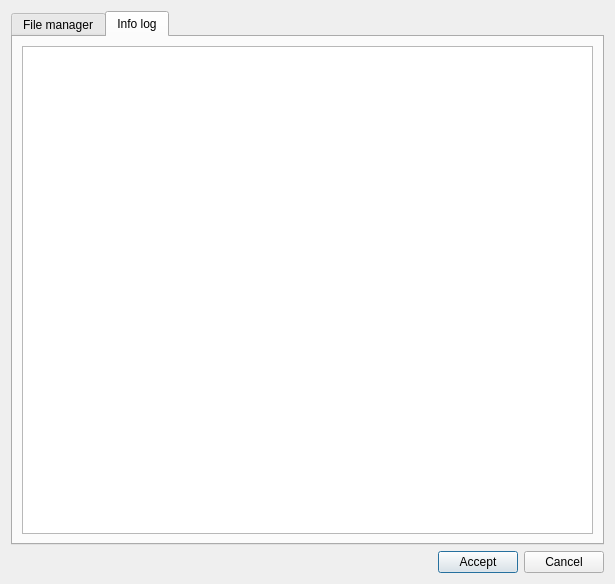
Giswater/giswater_qgis_plugin, file ui/go2epa.ui: the form before one commit.
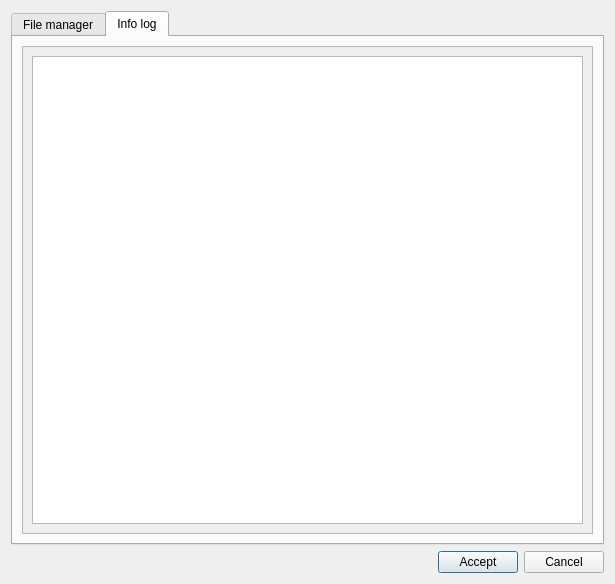
The form after the commit. The open tabs and pages were chosen to show the change.

Commit message: Enhancement: add scroll bar into docker forms and some improvements on mincut form

What changed in the file:
```diff
--- a/ui/go2epa.ui
+++ b/ui/go2epa.ui
@@ -383,7 +383,26 @@
       </attribute>
       <layout class="QGridLayout" name="gridLayout_4">
        <item row="0" column="0">
+        <widget class="QScrollArea" name="scrollArea_2">
+         <property name="widgetResizable">
+          <bool>true</bool>
+         </property>
+         <widget class="QWidget" name="scrollAreaWidgetContents_2">
+          <property name="geometry">
+           <rect>
+            <x>0</x>
+            <y>0</y>
+            <width>571</width>
+            <height>489</height>
+           </rect>
+          </property>
+          <layout class="QGridLayout" name="gridLayout_6">
+           <item row="0" column="0">
         <widget class="QTextEdit" name="txt_infolog"/>
+           </item>
+          </layout>
+         </widget>
+        </widget>
        </item>
       </layout>
      </widget>
```
Left out of the diff: 19 changed lines with no effect on the pictures. Lines whose indentation alone changed are shown as unchanged. The commit also changes 5 other files.
